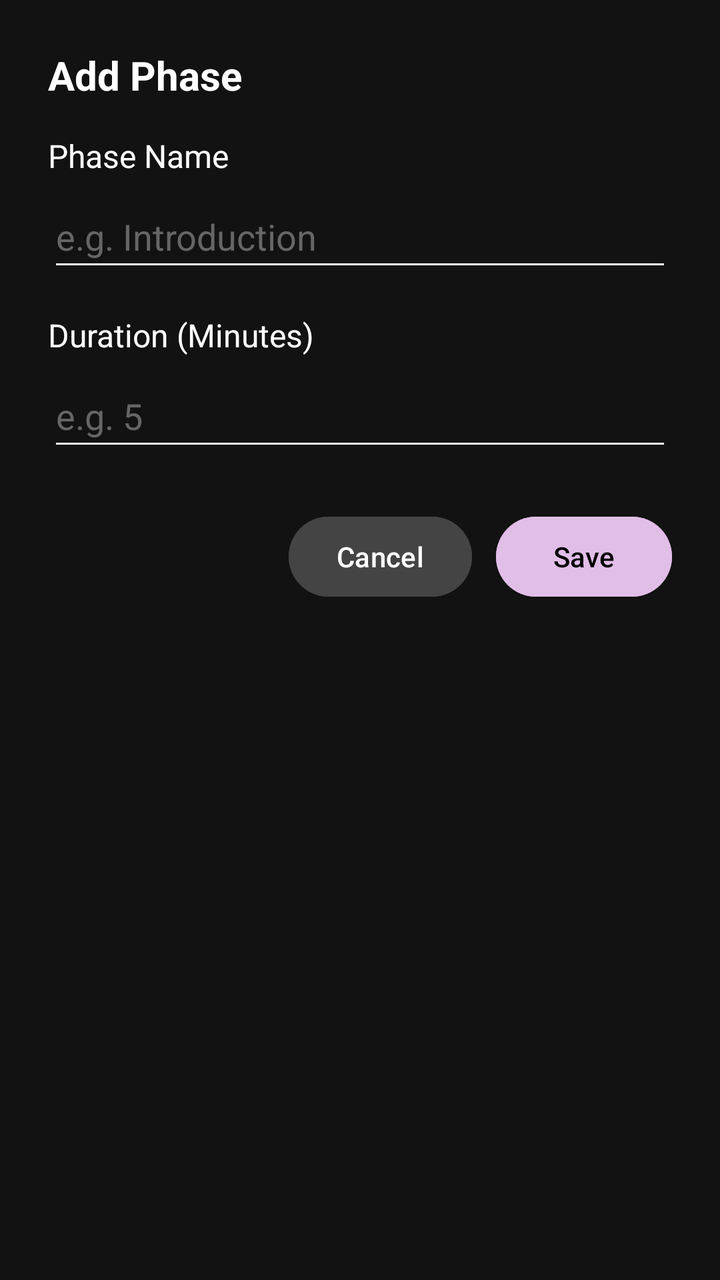
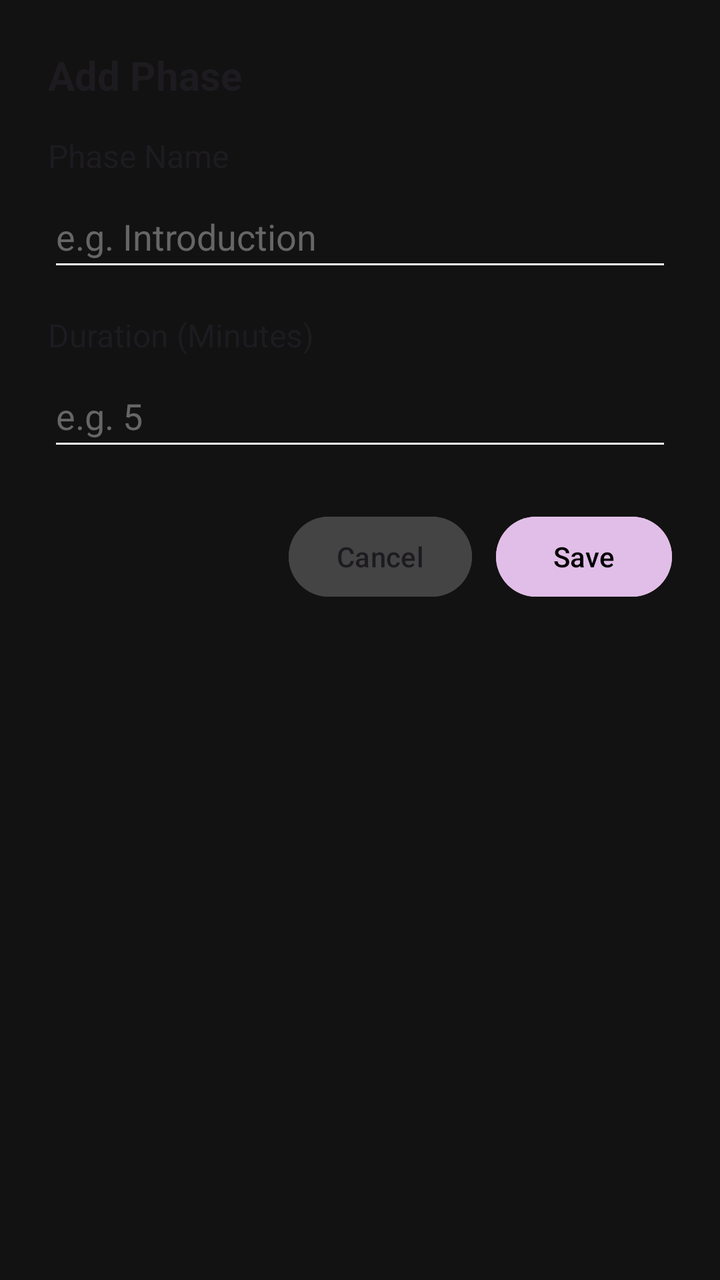

The first picture is an Android layout as it rendered before a commit; the second is the same layout after the commit. The layout source and the unified diff follow.
<!-- AndroidManifest.xml: application theme Theme.VITeacherToolkit -->
<!-- res/layout/dialog_add_phase.xml -->
<?xml version="1.0" encoding="utf-8"?>
<LinearLayout xmlns:android="http://schemas.android.com/apk/res/android"
    android:layout_width="match_parent"
    android:layout_height="wrap_content"
    android:orientation="vertical"
    android:padding="24dp"
    android:background="#121212">

    <TextView
        android:id="@+id/tvDialogTitle"
        android:layout_width="match_parent"
        android:layout_height="wrap_content"
        android:text="Add Phase"
        android:textColor="#FFFFFF"
        android:textSize="20sp"
        android:textStyle="bold"
        android:layout_marginBottom="16dp" />

    <TextView
        android:layout_width="match_parent"
        android:layout_height="wrap_content"
        android:text="Phase Name"
        android:textColor="#FFFFFF"
        android:textSize="16sp"
        android:layout_marginBottom="4dp" />

    <EditText
        android:id="@+id/etPhaseName"
        android:layout_width="match_parent"
        android:layout_height="48dp"
        android:hint="e.g. Introduction"
        android:textColor="#FFFFFF"
        android:textColorHint="#666666"
        android:backgroundTint="#FFFFFF"
        android:inputType="text"
        android:layout_marginBottom="16dp"
        android:importantForAccessibility="yes" />

    <TextView
        android:layout_width="match_parent"
        android:layout_height="wrap_content"
        android:text="Duration (Minutes)"
        android:textColor="#FFFFFF"
        android:textSize="16sp"
        android:layout_marginBottom="4dp" />

    <EditText
        android:id="@+id/etPhaseDuration"
        android:layout_width="match_parent"
        android:layout_height="48dp"
        android:hint="e.g. 5"
        android:textColor="#FFFFFF"
        android:textColorHint="#666666"
        android:backgroundTint="#FFFFFF"
        android:inputType="number"
        android:layout_marginBottom="24dp"
        android:importantForAccessibility="yes" />

    <LinearLayout
        android:layout_width="match_parent"
        android:layout_height="wrap_content"
        android:orientation="horizontal"
        android:gravity="end">

        <Button
            android:id="@+id/btnCancel"
            android:layout_width="wrap_content"
            android:layout_height="wrap_content"
            android:minHeight="48dp"
            android:text="Cancel"
            android:textColor="#FFFFFF"
            android:backgroundTint="#FF444444"
            android:layout_marginEnd="12dp" />

        <Button
            android:id="@+id/btnSave"
            android:layout_width="wrap_content"
            android:layout_height="wrap_content"
            android:minHeight="48dp"
            android:text="Save"
            android:textColor="#000000"
            android:backgroundTint="@color/lavender" />

    </LinearLayout>

</LinearLayout>
<!-- resources referenced by this layout -->
<resources>
  <color name="lavender">#FFE1BEE7</color>
  <style name="Theme.VITeacherToolkit" parent="Base.Theme.VITeacherToolkit" />
  <style name="Base.Theme.VITeacherToolkit" parent="Theme.Material3.DayNight.NoActionBar">
          
          <item name="colorPrimary">@color/lavender</item>
          <item name="colorOnPrimary">@color/black</item>
  
          
          <item name="android:spinnerStyle">@style/CustomSpinnerStyle</item>
          <item name="android:spinnerItemStyle">@style/CustomSpinnerItemStyle</item>
          <item name="android:spinnerDropDownItemStyle">@style/CustomSpinnerDropDownItemStyle</item>
          <item name="spinnerDropDownItemStyle">@style/CustomSpinnerDropDownItemStyle</item>
      </style>
  <color name="black">#FF000000</color>
  <style name="CustomSpinnerStyle" parent="Widget.AppCompat.Spinner">
          <item name="android:popupBackground">@color/grey_dark</item>
      </style>
  <style name="CustomSpinnerItemStyle" parent="Widget.AppCompat.TextView.SpinnerItem">
          <item name="android:textColor">@color/white</item>
          <item name="android:textSize">16sp</item>
      </style>
  <style name="CustomSpinnerDropDownItemStyle" parent="Widget.AppCompat.DropDownItem.Spinner">
          <item name="android:textColor">@color/white</item>
          <item name="android:background">@color/grey_dark</item>
          <item name="android:checkMarkTint">@color/lavender</item>
          <item name="android:textSize">16sp</item>
          <item name="android:padding">12dp</item>
      </style>
  <color name="grey_dark">#FF333333</color>
  <color name="white">#FFFFFFFF</color>
</resources>

<!-- the commit's change to res/layout/dialog_add_phase.xml (unified diff, before → after) -->
@@ -11,7 +11,7 @@
         android:layout_width="match_parent"
         android:layout_height="wrap_content"
         android:text="Add Phase"
-        android:textColor="#FFFFFF"
+        android:textColor="?android:attr/textColorPrimary"
         android:textSize="20sp"
         android:textStyle="bold"
         android:layout_marginBottom="16dp" />
@@ -20,7 +20,7 @@
         android:layout_width="match_parent"
         android:layout_height="wrap_content"
         android:text="Phase Name"
-        android:textColor="#FFFFFF"
+        android:textColor="?android:attr/textColorPrimary"
         android:textSize="16sp"
         android:layout_marginBottom="4dp" />
 
@@ -29,7 +29,7 @@
         android:layout_width="match_parent"
         android:layout_height="48dp"
         android:hint="e.g. Introduction"
-        android:textColor="#FFFFFF"
+        android:textColor="?android:attr/textColorPrimary"
         android:textColorHint="#666666"
         android:backgroundTint="#FFFFFF"
         android:inputType="text"
@@ -40,7 +40,7 @@
         android:layout_width="match_parent"
         android:layout_height="wrap_content"
         android:text="Duration (Minutes)"
-        android:textColor="#FFFFFF"
+        android:textColor="?android:attr/textColorPrimary"
         android:textSize="16sp"
         android:layout_marginBottom="4dp" />
 
@@ -49,7 +49,7 @@
         android:layout_width="match_parent"
         android:layout_height="48dp"
         android:hint="e.g. 5"
-        android:textColor="#FFFFFF"
+        android:textColor="?android:attr/textColorPrimary"
         android:textColorHint="#666666"
         android:backgroundTint="#FFFFFF"
         android:inputType="number"
@@ -68,7 +68,7 @@
             android:layout_height="wrap_content"
             android:minHeight="48dp"
             android:text="Cancel"
-            android:textColor="#FFFFFF"
+            android:textColor="?android:attr/textColorPrimary"
             android:backgroundTint="#FF444444"
             android:layout_marginEnd="12dp" />
 
<!-- resource entries referenced after the edit -->
@@ -15,20 +15,20 @@
       </style>
   <color name="black">#FF000000</color>
   <style name="CustomSpinnerStyle" parent="Widget.AppCompat.Spinner">
-          <item name="android:popupBackground">@color/grey_dark</item>
+          <item name="android:popupBackground">@color/white</item>
       </style>
   <style name="CustomSpinnerItemStyle" parent="Widget.AppCompat.TextView.SpinnerItem">
-          <item name="android:textColor">@color/white</item>
+          <item name="android:textColor">@color/black</item>
           <item name="android:textSize">16sp</item>
       </style>
   <style name="CustomSpinnerDropDownItemStyle" parent="Widget.AppCompat.DropDownItem.Spinner">
-          <item name="android:textColor">@color/white</item>
-          <item name="android:background">@color/grey_dark</item>
-          <item name="android:checkMarkTint">@color/lavender</item>
+          <item name="android:textColor">@color/black</item>
+          <item name="android:background">@color/white</item>
+          <item name="android:checkMarkTint">@color/lavender_dark</item>
           <item name="android:textSize">16sp</item>
           <item name="android:padding">12dp</item>
       </style>
-  <color name="grey_dark">#FF333333</color>
   <color name="white">#FFFFFFFF</color>
+  <color name="lavender_dark">#FFB080FF</color>
 </resources>
 
